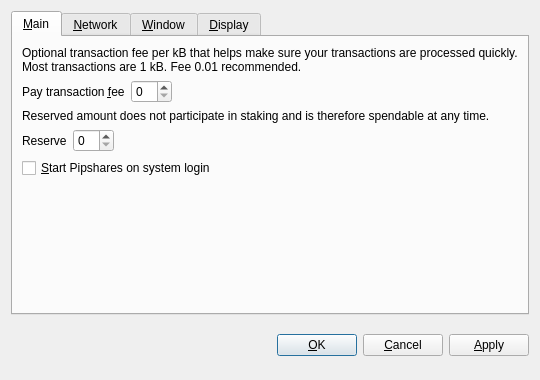
Before: the Qt Designer form src/qt/forms/optionsdialog.ui in GreenSharesInvest/Pipshares, drawn with Qt 5.
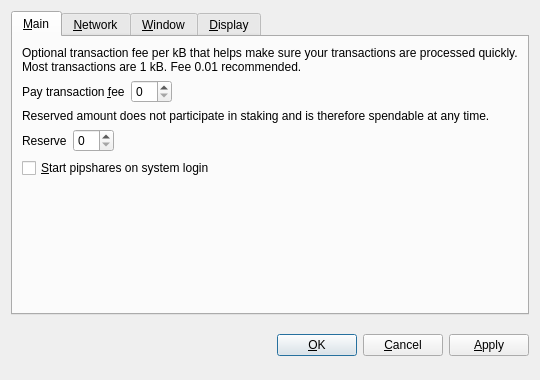
After: the same form once the commit is applied. Custom widgets are drawn as their Qt base class.

Diff of the .ui file:
```diff
--- a/src/qt/forms/optionsdialog.ui
+++ b/src/qt/forms/optionsdialog.ui
@@ -128,7 +128,7 @@
           <string>Automatically start Pipshares after logging in to the system.</string>
          </property>
          <property name="text">
-          <string>&amp;Start Pipshares on system login</string>
+          <string>&amp;Start pipshares on system login</string>
          </property>
         </widget>
        </item>
```
Left out of the diff: 8 changed lines with no effect on the pictures.
